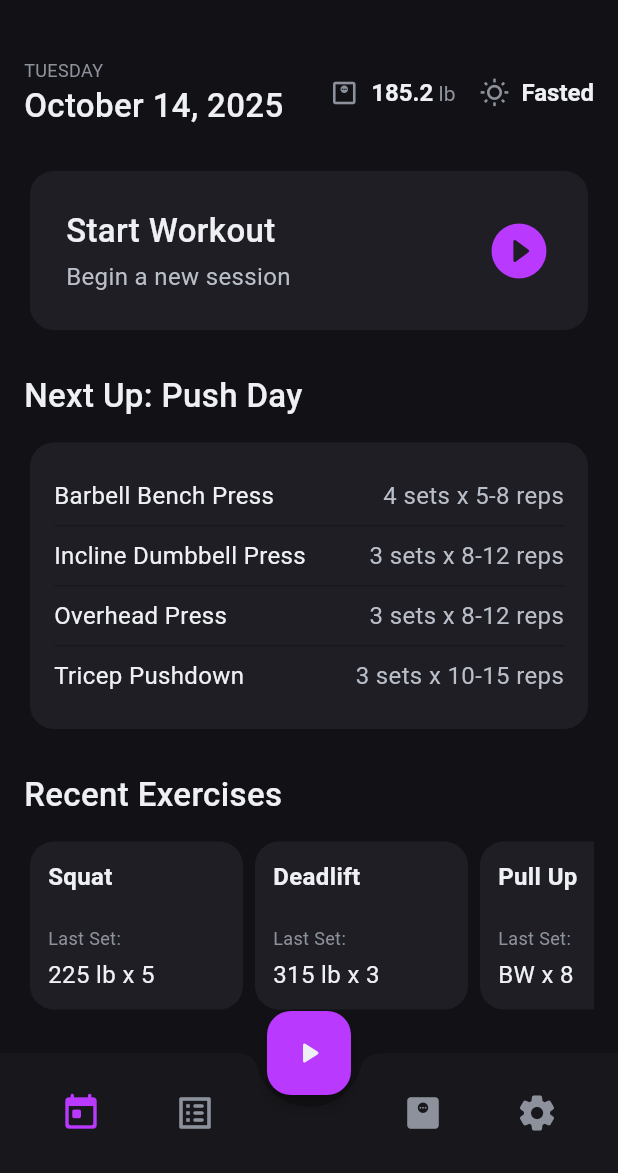
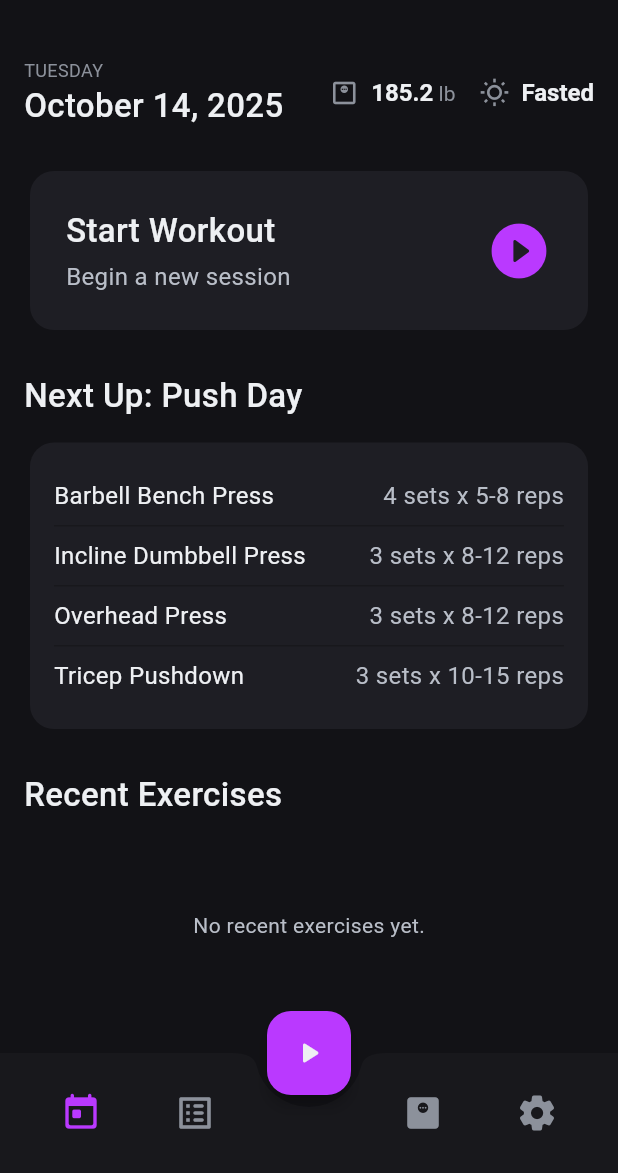
Before and after one commit to GrabinCough/fairware_lift, a Flutter app: the screen it shows after launch, on a phone screen of 412 x 824 dp, the part 63-1236 px from its top. Run offline on Flutter 3.47's test engine with Material 3 defaults, Android fonts, the phone set to English and light mode, and no system bars; our stand-ins replace audioplayers, csv, drift, firebase_core, flutter_riverpod, freezed_annotation and 2 more; accounts and stored records are empty; generated files the repository leaves out were written again; project files that could hold a hidden picture were left out.

Commit message:
working on today screen

```diff
--- /dev/null
+++ b/lib/src/features/today/application/today_state.dart
@@ -0,0 +1,36 @@
+// lib/src/features/today/application/today_state.dart
+
+// -----------------------------------------------------------------------------
+// --- IMPORTS -----------------------------------------------------------------
+// -----------------------------------------------------------------------------
+
+import 'package:flutter_riverpod/flutter_riverpod.dart';
+import 'package:fairware_lift/src/core/theme/data/local/database.dart';
+
+// -----------------------------------------------------------------------------
+// --- STATE NOTIFIER ----------------------------------------------------------
+// -----------------------------------------------------------------------------
+
+/// An AsyncNotifier responsible for fetching and providing the state for the
+/// "Today" screen, starting with the list of recently performed exercises.
+class TodayStateNotifier extends AsyncNotifier<List<RecentExercise>> {
+  /// The `build` method is called to provide the initial state. It fetches
+  /// the recent exercises from the database.
+  @override
+  Future<List<RecentExercise>> build() async {
+    final db = ref.watch(databaseProvider);
+    // Fetch the 5 most recently used exercises.
+    return db.getRecentExercises(limit: 5);
+  }
+}
+
+// -----------------------------------------------------------------------------
+// --- PROVIDER ----------------------------------------------------------------
+// -----------------------------------------------------------------------------
+
+/// A provider that exposes the list of recent exercises. The UI will watch this
+/// provider to dynamically display the user's recent activity.
+final recentExercisesProvider =
+    AsyncNotifierProvider<TodayStateNotifier, List<RecentExercise>>(
+  TodayStateNotifier.new,
+);
--- a/lib/src/features/today/presentation/widgets/recent_exercises.dart
+++ b/lib/src/features/today/presentation/widgets/recent_exercises.dart
@@ -1,11 +1,15 @@
+// lib/src/features/today/presentation/widgets/recent_exercises.dart
+
 // -----------------------------------------------------------------------------
 // --- IMPORTS -----------------------------------------------------------------
 // -----------------------------------------------------------------------------
 
-// Core Flutter material design library.
 import 'package:flutter/material.dart';
+// --- NEW IMPORTS ---
+import 'package:flutter_riverpod/flutter_riverpod.dart';
+import 'package:fairware_lift/src/core/theme/data/local/database.dart';
+import 'package:fairware_lift/src/features/today/application/today_state.dart';
 
-// The application's design system for consistent styling.
 import 'package:fairware_lift/src/core/theme/app_theme.dart';
 
 // -----------------------------------------------------------------------------
@@ -13,20 +17,20 @@ import 'package:fairware_lift/src/core/theme/app_theme.dart';
 // -----------------------------------------------------------------------------
 
 /// A widget to display a list or carousel of recently performed exercises.
-///
-/// As per SSOT Section 5.3, this component provides users with a quick look at
-/// their recent activity. This static placeholder uses a horizontal ListView
-/// to create a scrollable carousel of exercise cards.
-class RecentExercises extends StatelessWidget {
+/// This widget is now dynamic and fetches data from the `recentExercisesProvider`.
+// --- REFACTORED ---
+// Converted to a ConsumerWidget to watch the new provider.
+class RecentExercises extends ConsumerWidget {
   const RecentExercises({super.key});
 
   @override
-  Widget build(BuildContext context) {
-    // A Column is used to structure the section with a title and the carousel.
+  Widget build(BuildContext context, WidgetRef ref) {
+    // Watch the provider that fetches recent exercises.
+    final asyncRecentExercises = ref.watch(recentExercisesProvider);
+
     return Column(
       crossAxisAlignment: CrossAxisAlignment.start,
       children: [
-        // --- SECTION HEADER ---
         Padding(
           padding: const EdgeInsets.only(bottom: 12.0),
           child: Text(
@@ -34,33 +38,35 @@ class RecentExercises extends StatelessWidget {
             style: AppTheme.typography.title,
           ),
         ),
-
-        // --- HORIZONTAL CAROUSEL ---
-        // A SizedBox constrains the height of the horizontal ListView.
         SizedBox(
-          height: 120, // This height can be adjusted as needed.
-          child: ListView(
-            // Enables horizontal scrolling.
-            scrollDirection: Axis.horizontal,
-            // Placeholder data for the carousel items.
-            children: const [
-              _ExerciseCard(
-                name: 'Squat',
-                lastSet: '225 lb x 5',
-              ),
-              _ExerciseCard(
-                name: 'Deadlift',
-                lastSet: '315 lb x 3',
-              ),
-              _ExerciseCard(
-                name: 'Pull Up',
-                lastSet: 'BW x 8',
-              ),
-              _ExerciseCard(
-                name: 'Leg Press',
-                lastSet: '450 lb x 10',
-              ),
-            ],
+          height: 120,
+          // Use the .when() method to handle loading, error, and data states.
+          child: asyncRecentExercises.when(
+            // --- LOADING STATE ---
+            loading: () => const Center(child: CircularProgressIndicator()),
+            // --- ERROR STATE ---
+            error: (error, stackTrace) => Center(child: Text('Error: $error')),
+            // --- DATA STATE ---
+            data: (exercises) {
+              if (exercises.isEmpty) {
+                return const Center(
+                  child: Text('No recent exercises yet.'),
+                );
+              }
+              return ListView.builder(
+                scrollDirection: Axis.horizontal,
+                itemCount: exercises.length,
+                itemBuilder: (context, index) {
+                  final recentExercise = exercises[index];
+                  return _ExerciseCard(
+                    // Pass the dynamic data to the card widget.
+                    name: recentExercise.exercise.displayName,
+                    lastSet:
+                        '${recentExercise.lastSet.weight} lb x ${recentExercise.lastSet.reps}',
+                  );
+                },
+              );
+            },
           ),
         ),
       ],
@@ -72,8 +78,8 @@ class RecentExercises extends StatelessWidget {
 // --- PRIVATE EXERCISE CARD WIDGET --------------------------------------------
 // -----------------------------------------------------------------------------
 
-/// A private helper widget to define the appearance of a single exercise card
-/// within the horizontal carousel.
+/// A private helper widget to define the appearance of a single exercise card.
+/// This widget remains stateless as it just displays the data passed to it.
 class _ExerciseCard extends StatelessWidget {
   final String name;
   final String lastSet;
@@ -85,9 +91,8 @@ class _ExerciseCard extends StatelessWidget {
 
   @override
   Widget build(BuildContext context) {
-    // A SizedBox defines the width of each card in the carousel.
     return SizedBox(
-      width: 150, // This width can be adjusted as needed.
+      width: 150,
       child: Card(
         color: AppTheme.colors.surface,
         shape: RoundedRectangleBorder(
@@ -100,19 +105,16 @@ class _ExerciseCard extends StatelessWidget {
             crossAxisAlignment: CrossAxisAlignment.start,
             mainAxisAlignment: MainAxisAlignment.center,
             children: [
-              // Exercise Name
               Text(
                 name,
                 style: AppTheme.typography.body.copyWith(
                   color: AppTheme.colors.textPrimary,
                   fontWeight: FontWeight.bold,
                 ),
-                // Handles text that is too long to fit.
                 overflow: TextOverflow.ellipsis,
-                maxLines: 1,
+                maxLines: 2, // Allow up to 2 lines for longer names
               ),
               const Spacer(),
-              // Last Set Details
               Text(
                 'Last Set:',
                 style: AppTheme.typography.caption,
```
Also changed, not shown: lib/src/core/theme/data/local/database.dart (+47 -5 lines).
